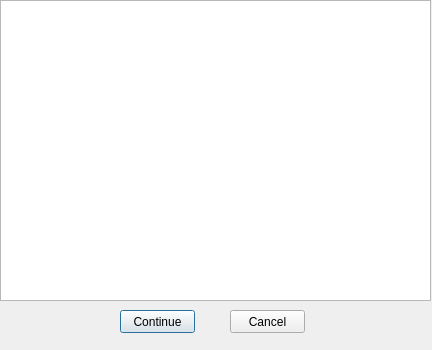
Qt form UI/MovieInfo_Dialog.ui (tongzhou-us/Movie-Ticket-Booking-System) before a commit.
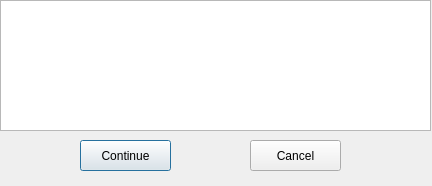
The same form after that commit.

The edit to the form file:
```diff
--- a/UI/MovieInfo_Dialog.ui
+++ b/UI/MovieInfo_Dialog.ui
@@ -7,21 +7,15 @@
     <x>0</x>
     <y>0</y>
     <width>432</width>
-    <height>350</height>
+    <height>186</height>
    </rect>
   </property>
   <property name="sizePolicy">
-   <sizepolicy hsizetype="Minimum" vsizetype="Minimum">
+   <sizepolicy hsizetype="Preferred" vsizetype="Preferred">
     <horstretch>0</horstretch>
     <verstretch>0</verstretch>
    </sizepolicy>
   </property>
-  <property name="minimumSize">
-   <size>
-    <width>430</width>
-    <height>350</height>
-   </size>
-  </property>
   <property name="windowTitle">
    <string>MovieInfo</string>
   </property>
@@ -31,17 +25,29 @@
      <x>0</x>
      <y>0</y>
      <width>431</width>
-     <height>301</height>
+     <height>131</height>
     </rect>
    </property>
+   <property name="editTriggers">
+    <set>QAbstractItemView::NoEditTriggers</set>
+   </property>
+   <property name="selectionMode">
+    <enum>QAbstractItemView::SingleSelection</enum>
+   </property>
+   <property name="selectionBehavior">
+    <enum>QAbstractItemView::SelectRows</enum>
+   </property>
+   <attribute name="verticalHeaderVisible">
+    <bool>false</bool>
+   </attribute>
   </widget>
   <widget class="QPushButton" name="Continue_PushButton">
    <property name="geometry">
     <rect>
-     <x>120</x>
-     <y>310</y>
-     <width>75</width>
-     <height>23</height>
+     <x>80</x>
+     <y>140</y>
+     <width>91</width>
+     <height>31</height>
     </rect>
    </property>
    <property name="text">
@@ -51,15 +57,18 @@
   <widget class="QPushButton" name="Cancel_PushButton">
    <property name="geometry">
     <rect>
-     <x>230</x>
-     <y>310</y>
-     <width>75</width>
-     <height>23</height>
+     <x>250</x>
+     <y>140</y>
+     <width>91</width>
+     <height>31</height>
     </rect>
    </property>
    <property name="text">
     <string>Cancel</string>
    </property>
+   <property name="autoDefault">
+    <bool>false</bool>
+   </property>
   </widget>
  </widget>
  <resources/>
```
